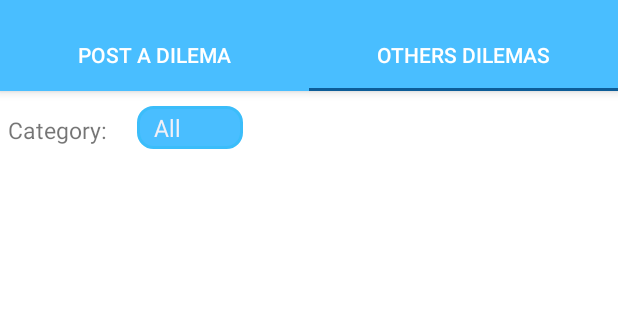
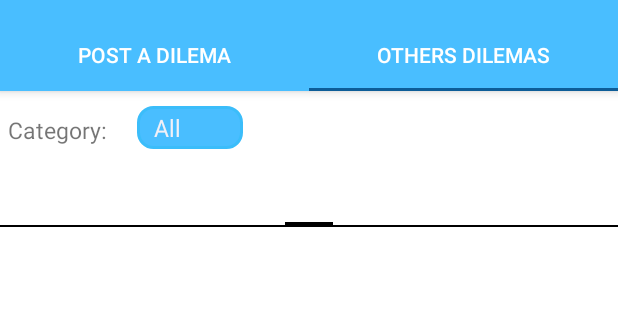
Before and after one commit to donat-imeri/dright, an Android app: the screen it shows after launch (DecisionsAcitivity), tab 2 chosen, on a phone screen of 412 x 824 dp, the part 77-397 px from its top. Run offline under Robolectric (Android 15) with nearby library versions, the phone set to English and light mode, and no system bars; our stand-ins replace Firebase (no records; nobody signed in at launch, a user with empty details on screens opened directly), data binding; 1 statement that could not run was skipped.

Commit message:
List of dilema

```diff
--- a/app/src/main/java/com/dright/DilemaTab.java
+++ b/app/src/main/java/com/dright/DilemaTab.java
@@ -1,5 +1,6 @@
 package com.dright;
 
+import android.app.Activity;
 import android.os.Bundle;
 import android.support.annotation.NonNull;
 import android.support.annotation.Nullable;
@@ -32,6 +33,7 @@ public class DilemaTab extends Fragment {
     private List<Dilema> listDilema ;
     private FragmentPagerAdapter adapterViewPager;
     private Spinner spinner;
+    private ViewPager vpPager;
     private DatabaseReference mDatabase;
     private static boolean check = false;
     private String[] itemsCategory = {"All", "Food","Sport", "Clothes"};
@@ -39,21 +41,30 @@ public class DilemaTab extends Fragment {
     @Override
     public View onCreateView(LayoutInflater inflater, ViewGroup container, Bundle savedInstanceState) {
         view=inflater.inflate(R.layout.dilema_tab, container, false);
-        spinner = view.findViewById(R.id.spinner);
+
+        return view;
+    }
+
+    @Override
+    public void onActivityCreated(@Nullable Bundle savedInstanceState) {
+        super.onActivityCreated(savedInstanceState);
+        Activity activity = getActivity();
+
+        vpPager = (ViewPager) activity.findViewById(R.id.vpPager);
+        spinner = activity.findViewById(R.id.spinner);
 
         spinner.setAdapter(new ArrayAdapter<String>(getActivity().getApplicationContext(),
                 android.R.layout.simple_spinner_item, itemsCategory));
-        mDatabase = FirebaseDatabase.getInstance().getReference("Dilema/");
-        //readFromDatabase();
-        readFromDb();
+        readFromDatabase();
+        //readFromDb();
 
-        ViewPager vpPager = (ViewPager) view.findViewById(R.id.vpPager);
-        adapterViewPager = new MyPagerAdapter(getChildFragmentManager(),listDilema);
-        vpPager.setAdapter(adapterViewPager);
-        vpPager.setPageTransformer(true, new RotateUpTransformer());
-        return view;
+
+
+        Log.d(TAG, "onCreateView: after viewpager vpPager = " + vpPager);
+
+        Log.d(TAG, "onCreateView: after pagetransformer");
+
     }
-
 
     public static class MyPagerAdapter extends FragmentPagerAdapter {
         private List<Dilema> mListDilema;
@@ -61,25 +72,32 @@ public class DilemaTab extends Fragment {
         public MyPagerAdapter(FragmentManager fragmentManager, List<Dilema> mListDilema) {
             super(fragmentManager);
             this.mListDilema = mListDilema;
+            Log.d(TAG, "MyPagerAdapter: Inside fragmentpageradapter");
         }
 
         // Returns total number of pages
         @Override
         public int getCount() {
-            return mListDilema.size();
+            Log.d(TAG, "getCount: ListDilema Size: "+mListDilema.size());
+            if(mListDilema.size() != 0) {
+                return mListDilema.size();
+            }
+            else
+                return  0;
         }
 
         // Returns the fragment to display for that page
         @Override
         public Fragment getItem(int position) {
 
-
+            Log.d(TAG, "getItem: Inside getItem check = "+check);
             if(check) {
                 check = false;
                 return FragmentDilemaOptions.newInstance(mListDilema.get(position),false);
             }else{
                 return FragmentDilemaOptions.newInstance(mListDilema.get(position),true);
             }
+           // return FragmentDilemaOptions.newInstance(mListDilema.get(position));
 
         }
 
@@ -96,14 +114,22 @@ public class DilemaTab extends Fragment {
         try{
             listDilema = new ArrayList<>();
 
+            Log.d(TAG, "readFromDatabase: inside ");
+
+            mDatabase = FirebaseDatabase.getInstance().getReference("Dilema/");
+            Log.d(TAG, "readFromDatabase: " + mDatabase.getKey());
             mDatabase.addValueEventListener(new ValueEventListener() {
                 @Override
                 public void onDataChange(@NonNull DataSnapshot dataSnapshot) {
 
                     for(DataSnapshot ds: dataSnapshot.getChildren()){
+                        Log.d(TAG, "onDataChange: inside for loop" + ds.getValue(Dilema.class).getDilemaDescription());
                         if(ds.hasChild("dilemaText")) {
-                            if(ds.child("dilemaText").getValue(Boolean.class)) {
+                            Log.d(TAG, "onDataChange: inside hasChild(dilemaText)");
+                            Log.d(TAG, "onDataChange: inside has child dilemaText = "+ ds.child("dilemaText").getValue(Boolean.class));
+                            if(ds.child("dilemaText").getValue(Boolean.class).toString().equalsIgnoreCase("true")) {
                                 check = true;
+                                Log.d(TAG, "onDataChange: inside has Child(dilemaText: "+check);
                             }
                             else{
                                 check = false;
@@ -111,15 +137,27 @@ public class DilemaTab extends Fragment {
                         }
                         if(ds.hasChild("dilemaCategory")){
                             if(spinner.getSelectedItem().toString().equalsIgnoreCase(ds.child("dilemaCategory").getValue(String.class))){
-                                Dilema objD = (Dilema) ds.getValue();
+                                Dilema objD =  ds.getValue(Dilema.class);
                                 listDilema.add(objD);
                             }
                             else  if(spinner.getSelectedItem().toString().equalsIgnoreCase("All")){
-                                Dilema objD = (Dilema) ds.getValue();
+                                Dilema objD = ds.getValue(Dilema.class);
                                 listDilema.add(objD);
                             }
                         }
+                        else{
+
+                            Dilema objD = ds.getValue(Dilema.class);
+                            listDilema.add(objD);
+                            Log.d(TAG, "onDataChange: objD " + listDilema.size() );
+
+                        }
                     }
+                    adapterViewPager = new MyPagerAdapter(getChildFragmentManager(),listDilema);
+                    Log.d(TAG, "onCreateView: Adapter " + adapterViewPager);
+                    vpPager.setAdapter(adapterViewPager);
+                    Log.d(TAG, "onCreateView: after setting adapter");
+                    vpPager.setPageTransformer(true, new RotateUpTransformer());
 
                 }
 
@@ -135,49 +173,17 @@ public class DilemaTab extends Fragment {
             e.printStackTrace();
         }
     }
-    private  void readFromDb(){
-        try{
-            listDilema = new ArrayList<>();
 
-            mDatabase.addValueEventListener(new ValueEventListener() {
-                @Override
-                public void onDataChange(@NonNull DataSnapshot dataSnapshot) {
-
-                    for(DataSnapshot ds: dataSnapshot.getChildren()){
-                        /*if(ds.hasChild("dilemaText")) {
-                            if(ds.child("dilemaText").getValue(Boolean.class)) {
-                                check = true;
-                            }
-                            else{
-                                check = false;
-                            }
-                        }*/
-                        Log.d(TAG, "onDataChange: Inside readFromDB");
-                        Dilema objD =  ds.getValue(Dilema.class);
-                        Log.d(TAG, "onDataChange: description " + objD.getDilemaDescription());
-                        Log.d(TAG, "onDataChange: optionsSize " + objD.getDilemaOptions().size());
-                        Log.d(TAG, "onDataChange: optionsResult "+ objD.getOptionsResults().size());
-                        Log.d(TAG, "onDataChange: dilemaText " + objD.isDilemaText());
-                        Log.d(TAG, "onDataChange: dilemaPriority " + objD.getDilemaPriority());
-                        Log.d(TAG, "onDataChange: dilemaOption "+objD.getDilemaOptions().get(0));
-
-
-                        listDilema.add(objD);
-                    }
-
-                }
-
-
-
-                @Override
-                public void onCancelled(@NonNull DatabaseError databaseError) {
-
-                }
-            });
-
-        }catch(Exception e){
-            e.printStackTrace();
+}
+/*private void addTextViews(List<Dilema> objList){
+        for(int i=0;i<objList.size();i++){
+            for(int j=0; j<objList.get(i).getDilemaOptions().size();j++){
+                TextView tv = new TextView(getApplicationContext());
+                tv.setLayoutParams(lparams);
+                tv.setText(objList.get(i).getDilemaOptions().get(j));
+                tv.setId(counter);
+                counter++;
+                this.relLay.addView(tv);
+            }
         }
-
-    }
-}
+    }*/
--- a/app/src/main/res/layout/dilema_tab.xml
+++ b/app/src/main/res/layout/dilema_tab.xml
@@ -25,15 +25,13 @@
         android:background="@drawable/rounded_border_edittext"
         />
 
-    <ScrollView
-        android:layout_width="match_parent"
-        android:layout_height="wrap_content"
-        android:layout_below="@+id/lblCategory"
-        android:layout_marginTop="20dp">
+
         <android.support.v4.view.ViewPager
             android:id="@+id/vpPager"
             android:layout_width="match_parent"
-            android:layout_height="wrap_content">
+            android:layout_height="wrap_content"
+            android:layout_below="@+id/spinner"
+            android:layout_marginTop="20dp">
 
             <android.support.v4.view.PagerTabStrip
                 android:id="@+id/pager_header"
@@ -42,6 +40,4 @@
                 android:layout_gravity="top"
                 />
         </android.support.v4.view.ViewPager>
-    </ScrollView>
-
 </RelativeLayout>
```
Also changed, not shown: app/src/main/java/com/dright/Dilema.java (+58 -1 lines), app/src/main/java/com/dright/FragmentDilemaOptions.java (+62 -24 lines), app/src/main/res/layout/fragment_dilema_options.xml (+7 -6 lines).
